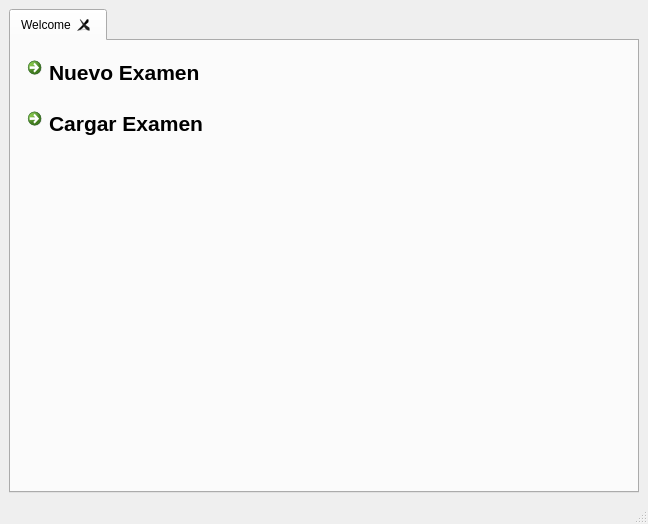
First picture: the form in qtui/ui/main_window.ui, repository matcom/autoexam, before the edit.
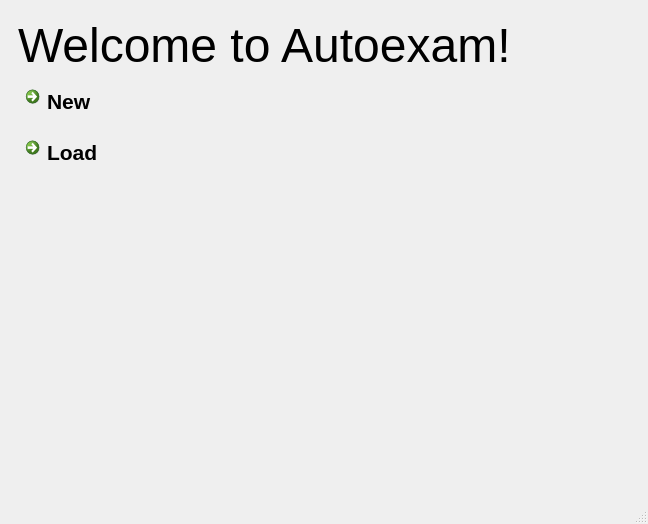
Second picture: the form after the edit.

Commit message:
Switch QTabWidget for QStackedWidget
A tab widget didn't make much sense for the main UI anyway.

```diff
--- a/qtui/ui/main_window.ui
+++ b/qtui/ui/main_window.ui
@@ -16,26 +16,26 @@
   <widget class="QWidget" name="centralwidget">
    <layout class="QGridLayout" name="gridLayout">
     <item row="0" column="0">
-     <widget class="QTabWidget" name="tabWidget">
-      <property name="tabShape">
-       <enum>QTabWidget::Rounded</enum>
-      </property>
-      <property name="currentIndex">
-       <number>0</number>
-      </property>
-      <property name="tabsClosable">
-       <bool>true</bool>
-      </property>
-      <property name="movable">
-       <bool>true</bool>
-      </property>
-      <widget class="QWidget" name="tab">
-       <attribute name="title">
-        <string>Welcome</string>
-       </attribute>
+     <widget class="QStackedWidget" name="stackedWidget">
+      <widget class="QWidget" name="welcomePageWidget" native="true">
        <layout class="QFormLayout" name="formLayout">
+        <property name="fieldGrowthPolicy">
+         <enum>QFormLayout::AllNonFixedFieldsGrow</enum>
+        </property>
         <item row="0" column="0">
          <layout class="QVBoxLayout" name="verticalLayout">
+          <item>
+           <widget class="QLabel" name="label">
+            <property name="font">
+             <font>
+              <pointsize>36</pointsize>
+             </font>
+            </property>
+            <property name="text">
+             <string>Welcome to Autoexam!</string>
+            </property>
+           </widget>
+          </item>
           <item>
            <widget class="QCommandLinkButton" name="clbNewExam">
             <property name="font">
@@ -46,7 +46,7 @@
              </font>
             </property>
             <property name="text">
-             <string>Nuevo Examen</string>
+             <string>New</string>
             </property>
             <property name="iconSize">
              <size>
@@ -65,7 +65,7 @@
              </font>
             </property>
             <property name="text">
-             <string>Cargar Examen</string>
+             <string>Load</string>
             </property>
            </widget>
           </item>
```
Left out of the diff: 2 changed lines with no effect on the pictures. The commit also changes 1 other file.
